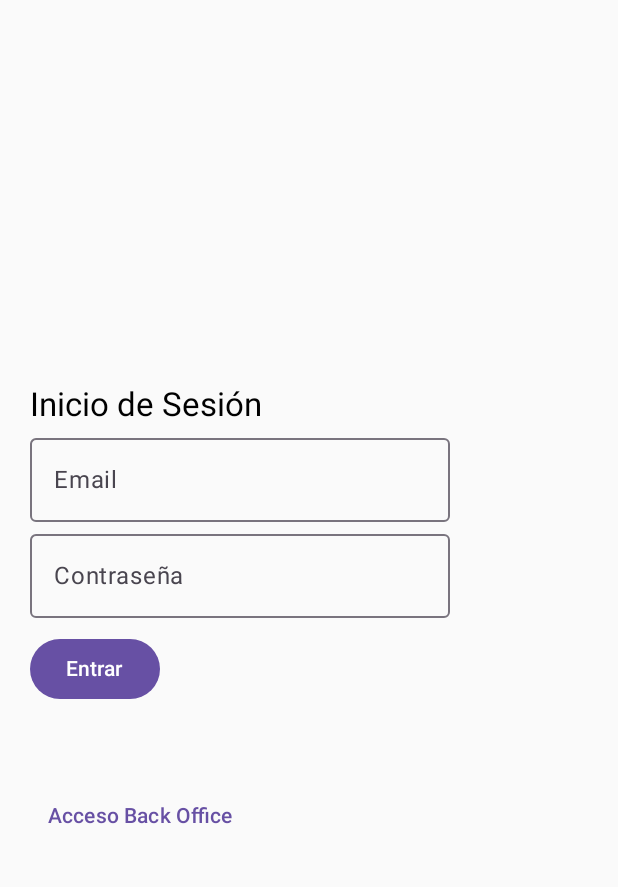
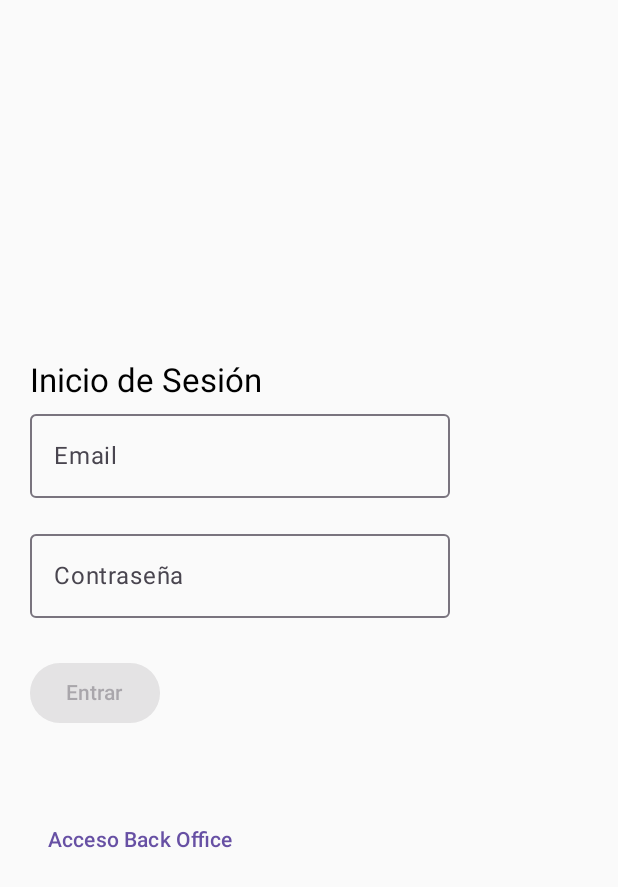
Before and after one commit to Folaquito/Tiendaapp, an Android app built with Jetpack Compose: the screen it shows after launch (MainActivity), after a tap on "¿Ya tienes cuenta? Inicia sesión", on a phone screen of 412 x 824 dp. Shown: the top 887 px of the screen. Run offline under Robolectric (Android 15) with nearby library versions, the phone set to English and light mode, and no system bars; our stand-ins replace Room's generated code.

Commit message:
feat: add field validation to login and registration screens

```diff
--- a/app/src/main/java/com/example/tiendaapp/views/LoginScreen.kt
+++ b/app/src/main/java/com/example/tiendaapp/views/LoginScreen.kt
@@ -12,7 +12,18 @@ import com.example.tiendaapp.viewmodel.LoginViewModel
 fun LoginScreen(navController: NavController, viewModel: LoginViewModel) {
     var email by remember { mutableStateOf("") }
     var password by remember { mutableStateOf("") }
+    var emailError by remember { mutableStateOf<String?>(null) }
+    var passwordError by remember { mutableStateOf<String?>(null) }
 
+    fun validarEmail(valor: String): Boolean {
+        val regex = "^[A-Za-z0-9+_.-]+@[A-Za-z0-9.-]+$".toRegex()
+        return regex.matches(valor)
+    }
+
+    fun validarPassword(valor: String): Boolean = valor.length >= 6
+
+    val canSubmit = email.isNotBlank() && password.isNotBlank() &&
+            emailError == null && passwordError == null
     Column(
         modifier = Modifier
             .fillMaxSize()
@@ -21,16 +32,49 @@ fun LoginScreen(navController: NavController, viewModel: LoginViewModel) {
     ) {
         Text("Inicio de Sesión", style = MaterialTheme.typography.titleLarge)
 
-        OutlinedTextField(value = email, onValueChange = { email = it }, label = { Text("Email") })
-        OutlinedTextField(value = password, onValueChange = { password = it }, label = { Text("Contraseña") })
+        OutlinedTextField(
+            value = email,
+            onValueChange = {
+                email = it
+                emailError = when {
+                    it.isBlank() -> "El correo es obligatorio"
+                    !validarEmail(it) -> "Formato de correo inválido"
+                    else -> null
+                }
+            },
+            label = { Text("Email") },
+            isError = emailError != null,
+            supportingText = {
+                emailError?.let { Text(it) }
+            }
+        )
+        OutlinedTextField(
+            value = password,
+            onValueChange = {
+                password = it
+                passwordError = when {
+                    it.isBlank() -> "La contraseña es obligatoria"
+                    !validarPassword(it) -> "Debe tener al menos 6 caracteres"
+                    else -> null
+                }
+            },
+            label = { Text("Contraseña") },
+            isError = passwordError != null,
+            supportingText = {
+                passwordError?.let { Text(it) }
+            }
+        )
 
         Spacer(modifier = Modifier.height(10.dp))
 
-        Button(onClick = {
-            if (viewModel.login(email, password)) {
-                navController.navigate("home/$email")
-            }
-        }) {
+        Button(
+            onClick = {
+                if (viewModel.login(email, password)) {
+                    navController.navigate("home/$email")
+                }
+            },
+            enabled = canSubmit
+        ) {
             Text("Entrar")
         }
 
--- a/app/src/main/java/com/example/tiendaapp/views/RegisterScreen.kt
+++ b/app/src/main/java/com/example/tiendaapp/views/RegisterScreen.kt
@@ -1,7 +1,6 @@
 package com.example.tiendaapp.views
 
 import androidx.compose.foundation.layout.*
-import androidx.compose.foundation.layout.padding
 import androidx.compose.material3.*
 import androidx.compose.runtime.*
 import androidx.compose.ui.Modifier
@@ -18,13 +17,24 @@ fun RegisterScreen(navController: NavController, viewModel: LoginViewModel) {
     var direccion by remember { mutableStateOf("") }
 
     val rutErrorMessage by viewModel.rutError
+    var emailError by remember { mutableStateOf<String?>(null) }
+    var passwordError by remember { mutableStateOf<String?>(null) }
+
+    fun validarEmail(input: String): Boolean {
+        val regex = "^[A-Za-z0-9+_.-]+@[A-Za-z0-9.-]+$".toRegex()
+        return regex.matches(input)
+    }
+
+    fun validarPassword(input: String): Boolean = input.length >= 6
 
     val isButtonEnabled = nombre.isNotBlank() &&
             email.isNotBlank() &&
             password.isNotBlank() &&
             rut.isNotBlank() &&
             direccion.isNotBlank() &&
-            rutErrorMessage == null
+            rutErrorMessage == null &&
+            emailError == null &&
+            passwordError == null
     Column(
         modifier = Modifier
             .fillMaxSize()
@@ -40,13 +50,35 @@ fun RegisterScreen(navController: NavController, viewModel: LoginViewModel) {
         )
         OutlinedTextField(
             value = email,
-            onValueChange = { email = it },
-            label = { Text("Email") }
+            onValueChange = {
+                email = it
+                emailError = when {
+                    it.isBlank() -> "El correo es obligatorio"
+                    !validarEmail(it) -> "Formato de correo inválido"
+                    else -> null
+                }
+            },
+            label = { Text("Email") },
+            isError = emailError != null,
+            supportingText = {
+                emailError?.let { Text(it) }
+            }
         )
         OutlinedTextField(
             value = password,
-            onValueChange = { password = it },
-            label = { Text("Contraseña") }
+            onValueChange = {
+                password = it
+                passwordError = when {
+                    it.isBlank() -> "La contraseña es obligatoria"
+                    !validarPassword(it) -> "Debe tener al menos 6 caracteres"
+                    else -> null
+                }
+            },
+            label = { Text("Contraseña") },
+            isError = passwordError != null,
+            supportingText = {
+                passwordError?.let { Text(it) }
+            }
         )
 
         OutlinedTextField(
```
